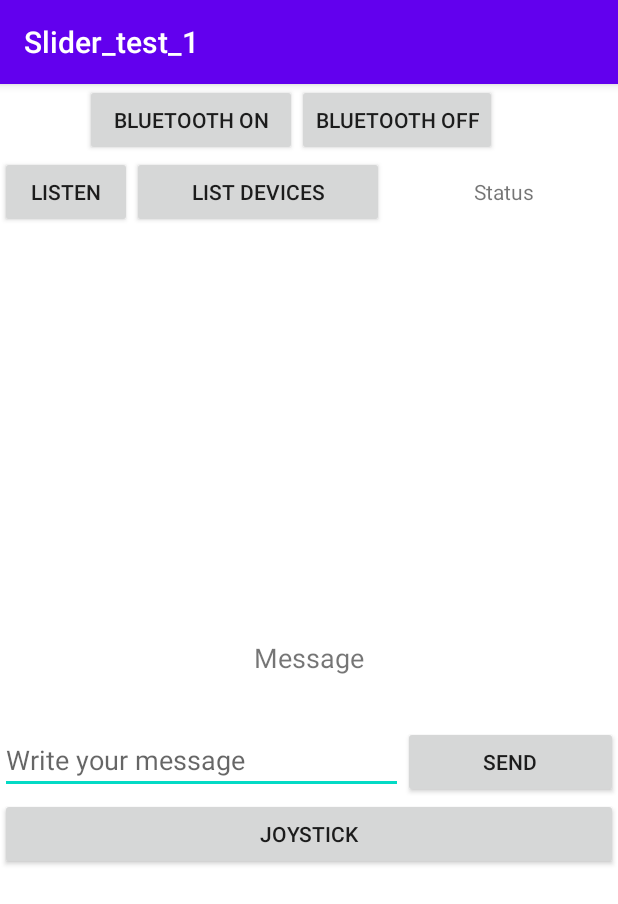
After one commit to mTorres95/Android-app, an Android app: the BluetoothActivity screen opened directly, with no data from a screen before it, on a phone screen of 412 x 824 dp. The commit adds this screen. Shown: the top 904 px of the screen. Run offline under Robolectric (Android 15) with nearby library versions, the phone set to English and light mode, and no system bars.

Commit message:
bluetooth, sms, joystick

```diff
--- a/app/src/main/java/com/example/slider_test_1/MainActivity.java
+++ b/app/src/main/java/com/example/slider_test_1/MainActivity.java
@@ -20,7 +20,7 @@ public class MainActivity extends AppCompatActivity {
         String button_text;
         button_text =((Button)View).getText().toString();
         if(button_text.equals("Bluetooth")) {
-            Intent intent = new Intent(this, JoystickActivity.class);
+            Intent intent = new Intent(this, BluetoothActivity.class);
             startActivity(intent);
         }
         if(button_text.equals("SMS")) {
--- /dev/null
+++ b/app/src/main/res/layout/bluetooth_view.xml
@@ -0,0 +1,120 @@
+<?xml version="1.0" encoding="utf-8"?>
+<LinearLayout xmlns:android="http://schemas.android.com/apk/res/android"
+xmlns:app="http://schemas.android.com/apk/res-auto"
+xmlns:tools="http://schemas.android.com/tools"
+android:layout_width="match_parent"
+android:layout_height="match_parent"
+android:background="@android:color/background_light"
+android:orientation="vertical">
+
+<LinearLayout
+    android:layout_width="match_parent"
+    android:layout_height="wrap_content"
+    android:gravity="bottom|center"
+    android:orientation="horizontal">
+
+    <Button
+        android:id="@+id/btON"
+        android:layout_width="141dp"
+        android:layout_height="wrap_content"
+        android:text="Bluetooth ON" />
+
+    <Button
+        android:id="@+id/btOFF"
+        android:layout_width="wrap_content"
+        android:layout_height="wrap_content"
+        android:layout_marginEnd="24dp"
+        android:text="Bluetooth OFF" />
+</LinearLayout>
+
+<LinearLayout
+    android:layout_width="match_parent"
+    android:layout_height="wrap_content"
+    android:gravity="bottom|center|center_horizontal|center_vertical"
+    android:orientation="horizontal">
+
+    <Button
+        android:id="@+id/listen"
+        android:layout_width="wrap_content"
+        android:layout_height="wrap_content"
+        android:text="Listen" />
+
+    <Button
+        android:id="@+id/listDevices"
+        android:layout_width="wrap_content"
+        android:layout_height="wrap_content"
+        android:layout_weight="1"
+        android:text="List devices" />
+
+    <View
+        android:id="@+id/divider3"
+        android:layout_width="4dp"
+        android:layout_height="match_parent"
+        android:layout_weight="1"
+        android:background="#FFFFFF" />
+
+    <TextView
+        android:id="@+id/status"
+        android:layout_width="wrap_content"
+        android:layout_height="wrap_content"
+        android:layout_weight="1"
+        android:text="Status" />
+
+</LinearLayout>
+
+    <ListView
+        android:id="@+id/listViewDev"
+        android:layout_width="match_parent"
+        android:layout_height="254dp" />
+
+<View
+    android:id="@+id/divider"
+    android:layout_width="match_parent"
+    android:layout_height="20dp"
+    android:background="#FFFFFF" />
+
+<TextView
+    android:id="@+id/msg"
+    android:layout_width="match_parent"
+    android:layout_height="wrap_content"
+    android:text="Message"
+    android:textAlignment="center"
+    android:textSize="18sp" />
+
+<View
+    android:id="@+id/divider2"
+    android:layout_width="match_parent"
+    android:layout_height="20dp"
+    android:background="#FFFFFF" />
+
+    <LinearLayout
+        android:layout_width="match_parent"
+        android:layout_height="61dp"
+        android:gravity="bottom|center|center_horizontal"
+        android:orientation="horizontal">
+
+        <EditText
+            android:id="@+id/writeMsg"
+            android:layout_width="wrap_content"
+            android:layout_height="wrap_content"
+            android:layout_weight="1"
+            android:ems="10"
+            android:hint="Write your message"
+            android:inputType="textPersonName" />
+
+        <Button
+            android:id="@+id/send"
+            android:layout_width="wrap_content"
+            android:layout_height="wrap_content"
+            android:layout_weight="1"
+            android:text="send" />
+
+    </LinearLayout>
+
+    <Button
+        android:id="@+id/connect"
+        android:layout_width="match_parent"
+        android:layout_height="wrap_content"
+        android:text="Joystick" />
+
+</LinearLayout>
```
Also changed, not shown: app/src/main/AndroidManifest.xml (+7 -3 lines), app/src/main/java/com/example/slider_test_1/BluetoothActivity.java (added, +351 -0 lines), app/src/main/java/com/example/slider_test_1/JoystickActivity.java (+50 -2 lines), app/src/main/java/com/example/slider_test_1/SMSActivity.java (+33 -7 lines), app/src/main/res/layout/sms_layout.xml (+4 -6 lines).
